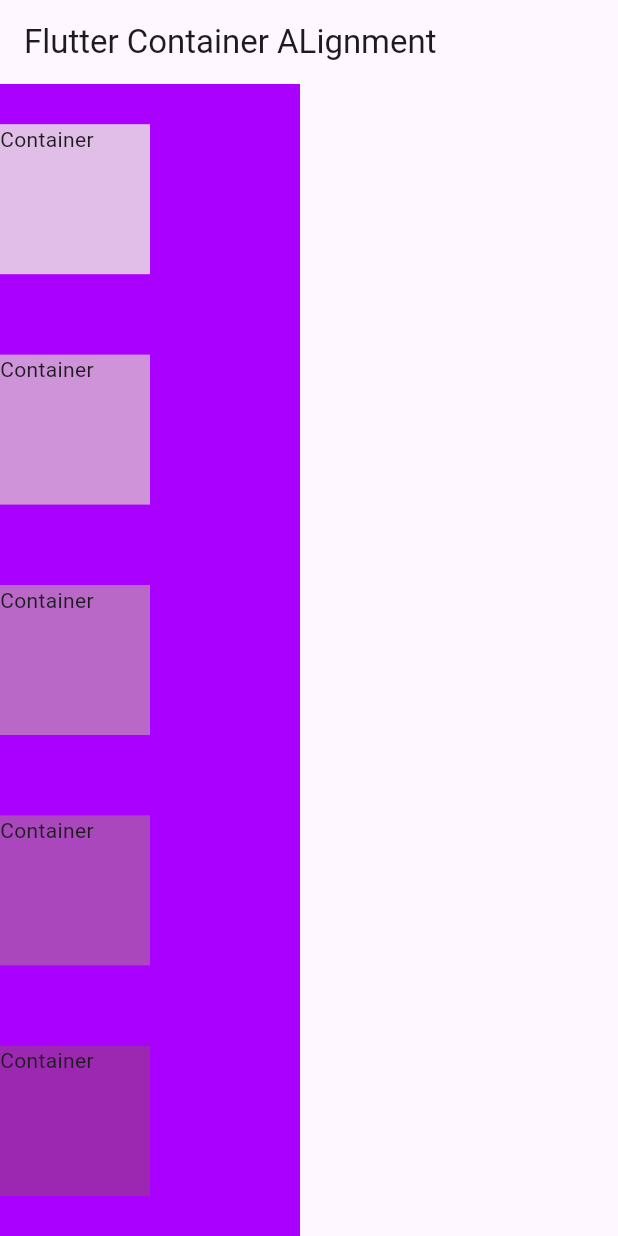
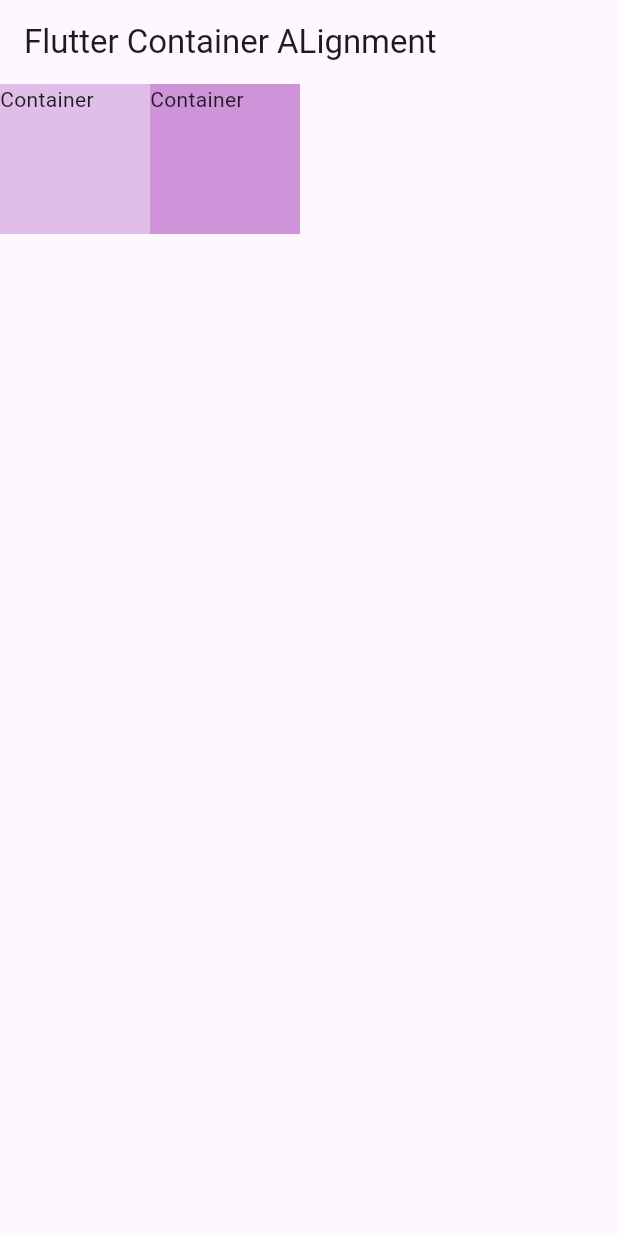
Before and after one commit to meetshaheer/flutter-container-alignment, a Flutter app: the screen it shows after launch, on a phone screen of 412 x 824 dp. Run offline on Flutter 3.47's test engine with Material 3 defaults, Android fonts, the phone set to English and light mode, and no system bars.

Commit message:
defining row in a prent container with customized parent container width and row's scrolling property on horizontal axis

```diff
--- a/container_alignment/lib/flutter_container_alignmet.dart
+++ b/container_alignment/lib/flutter_container_alignmet.dart
@@ -13,9 +13,9 @@ class flutter_container_alignment extends StatelessWidget {
       body: Container(
         color: Colors.purpleAccent[700],
         width: 200,
-        child: Column(
-          crossAxisAlignment: CrossAxisAlignment.start,
-          mainAxisAlignment: MainAxisAlignment.spaceAround,
+        child: SingleChildScrollView(
+          scrollDirection: Axis.horizontal,
+          child: Row(
             children: [
               Container(
                 height: 100,
@@ -50,6 +50,7 @@ class flutter_container_alignment extends StatelessWidget {
             ],
           ),
         ),
+      ),
     );
   }
 }
```
Lines whose indentation alone changed are shown as unchanged.
